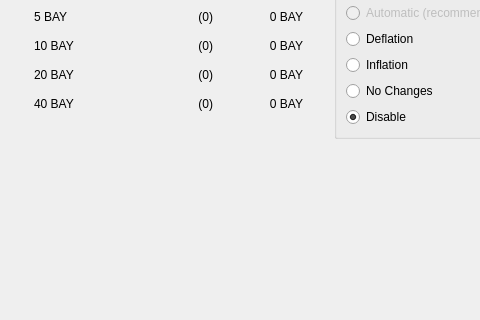
Before: the Qt Designer form src/qt/forms/stakingpage.ui in bitbaymarket/bitbay-core, drawn with Qt 5; both pictures show x 0 to 480 and y 132 to 452 of the 683 by 588 pixel window.
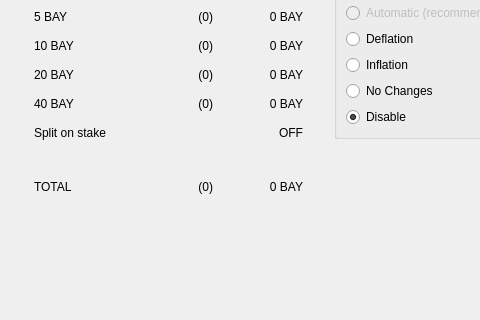
After: the same form once the commit is applied.

Commit message: Stake page: indicate split_on_stake, indicate totals

```diff
--- a/src/qt/forms/stakingpage.ui
+++ b/src/qt/forms/stakingpage.ui
@@ -276,6 +276,19 @@
               </property>
              </widget>
             </item>
+            <item row="8" column="0">
+             <spacer name="verticalSpacer_2">
+              <property name="orientation">
+               <enum>Qt::Vertical</enum>
+              </property>
+              <property name="sizeHint" stdset="0">
+               <size>
+                <width>20</width>
+                <height>40</height>
+               </size>
+              </property>
+             </spacer>
+            </item>
             <item row="3" column="2">
              <widget class="QLabel" name="label20Amount">
               <property name="cursor">
@@ -305,6 +318,29 @@
               </property>
              </widget>
             </item>
+            <item row="7" column="2">
+             <widget class="QLabel" name="labelTotalAmount">
+              <property name="text">
+               <string>0 BAY</string>
+              </property>
+              <property name="alignment">
+               <set>Qt::AlignRight|Qt::AlignTrailing|Qt::AlignVCenter</set>
+              </property>
+              <property name="textInteractionFlags">
+               <set>Qt::LinksAccessibleByMouse|Qt::TextSelectableByKeyboard|Qt::TextSelectableByMouse</set>
+              </property>
+             </widget>
+            </item>
+            <item row="7" column="1">
+             <widget class="QLabel" name="labelTotalCount">
+              <property name="text">
+               <string>(0)</string>
+              </property>
+              <property name="alignment">
+               <set>Qt::AlignRight|Qt::AlignTrailing|Qt::AlignVCenter</set>
+              </property>
+             </widget>
+            </item>
             <item row="4" column="1">
              <widget class="QLabel" name="label40Count">
               <property name="text">
@@ -334,6 +370,19 @@
               </property>
              </widget>
             </item>
+            <item row="7" column="0">
+             <widget class="QLabel" name="labelTotalText">
+              <property name="minimumSize">
+               <size>
+                <width>0</width>
+                <height>28</height>
+               </size>
+              </property>
+              <property name="text">
+               <string>TOTAL</string>
+              </property>
+             </widget>
+            </item>
             <item row="4" column="0">
              <widget class="QLabel" name="label40Text">
               <property name="minimumSize">
@@ -399,41 +448,44 @@
              </widget>
             </item>
             <item row="6" column="0">
-             <spacer name="verticalSpacer_2">
+             <spacer name="verticalSpacer_4">
               <property name="orientation">
                <enum>Qt::Vertical</enum>
               </property>
+              <property name="sizeType">
+               <enum>QSizePolicy::Fixed</enum>
+              </property>
               <property name="sizeHint" stdset="0">
                <size>
                 <width>20</width>
-                <height>40</height>
+                <height>25</height>
                </size>
               </property>
              </spacer>
             </item>
+            <item row="5" column="0" colspan="2">
+             <widget class="QLabel" name="labelSplitText">
+              <property name="minimumSize">
+               <size>
+                <width>0</width>
+                <height>28</height>
+               </size>
+              </property>
+              <property name="text">
+               <string>Split on stake</string>
+              </property>
+             </widget>
+            </item>
             <item row="5" column="2">
              <widget class="QLabel" name="labelSplitValue">
               <property name="text">
-               <string/>
+               <string>OFF</string>
               </property>
               <property name="alignment">
                <set>Qt::AlignRight|Qt::AlignTrailing|Qt::AlignVCenter</set>
               </property>
              </widget>
             </item>
-            <item row="5" column="0" colspan="2">
-             <widget class="QLabel" name="labelSplit">
-              <property name="minimumSize">
-               <size>
-                <width>0</width>
-                <height>28</height>
-               </size>
-              </property>
-              <property name="text">
-               <string/>
-              </property>
-             </widget>
-            </item>
            </layout>
           </item>
          </layout>
```
The commit also changes 1 other file.
